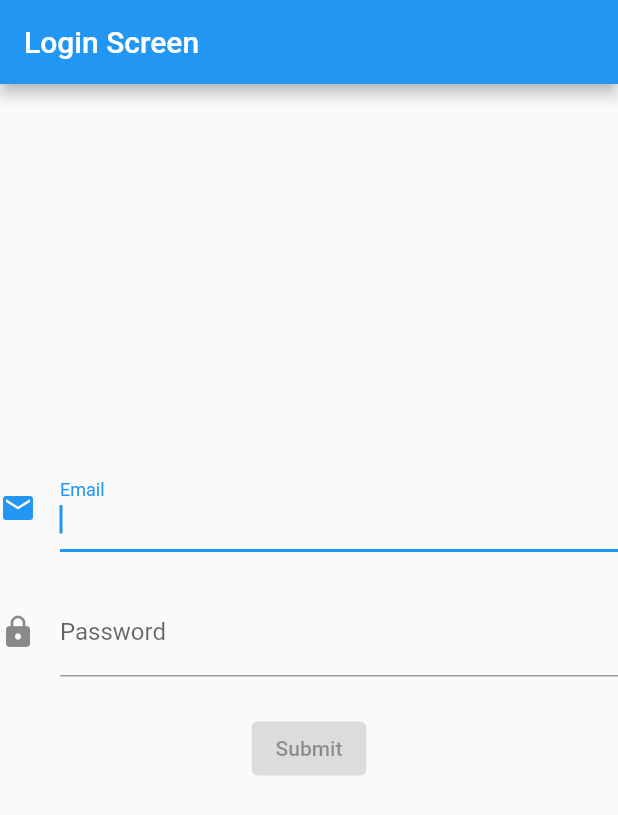
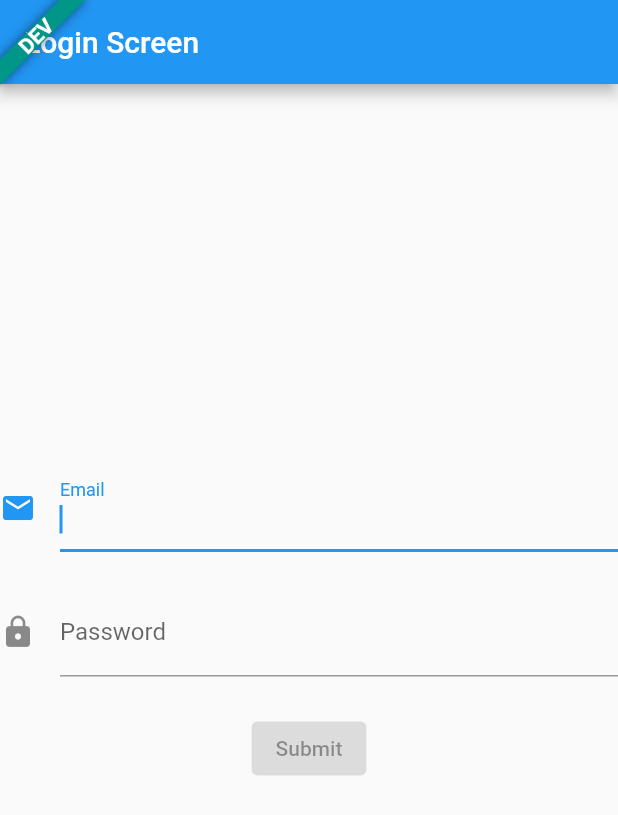
Before and after one commit to PhamMinhHaiAu-12035071/flutter_tdd_new, a Flutter app: the screen it shows after launch, on a phone screen of 412 x 824 dp. Shown: the top 815 px of the screen. Run offline on Flutter 3.47's test engine with Material 2 defaults, Android fonts, the phone set to English and light mode, and no system bars; our stand-ins replace bloc, dartz, equatable, flutter_bloc, formz, get_it and 1 more; missing offline and left inert: bloc_test, mocktail.

Commit message:
feat: handle custom banner

```diff
--- a/lib/configs/flavors/flavor_config.dart
+++ b/lib/configs/flavors/flavor_config.dart
@@ -1,3 +1,7 @@
+import 'dart:ui';
+
 abstract class FlavorConfig {
+  String get name;
+  Color get backgroundColor;
   String get baseUrl;
 }
--- a/lib/main.dart
+++ b/lib/main_dev.dart
@@ -34,7 +34,6 @@ class MyApp extends StatelessWidget {
   Widget build(BuildContext context) {
     return MaterialApp.router(
       title: 'Flutter Demo',
-      debugShowCheckedModeBanner: false,
       routeInformationParser: _routeInformationParser,
       routerDelegate: _routerDelegate,
     );
--- /dev/null
+++ b/lib/main_production.dart
@@ -0,0 +1,42 @@
+import 'package:flutter/material.dart';
+import 'package:flutter_bloc/flutter_bloc.dart';
+import 'package:flutter_tdd_new/configs/di/injection.dart';
+import 'package:flutter_tdd_new/configs/routers/e_route_information_parser.dart';
+import 'package:flutter_tdd_new/configs/routers/e_router_delegate.dart';
+import 'package:flutter_tdd_new/configs/routers/navigation_cubit.dart';
+import 'package:flutter_tdd_new/configs/routers/page_config.dart';
+import 'package:flutter_tdd_new/configs/url/url_strategy.dart';
+import 'package:flutter_tdd_new/constants/env.dart';
+
+Future<void> main({
+  String environment = Env.prod,
+  bool isAddUrlStrategy = true,
+}) async {
+  WidgetsFlutterBinding.ensureInitialized();
+  if (isAddUrlStrategy) {
+    usePathUrlStrategy();
+  }
+  await configureInjection(environment: environment);
+  BlocOverrides.runZoned(
+    () => runApp(MyApp()),
+  );
+}
+
+class MyApp extends StatelessWidget {
+  MyApp({Key? key}) : super(key: key);
+
+  final ERouteInformationParser _routeInformationParser =
+      ERouteInformationParser();
+  final ERouterDelegate _routerDelegate =
+      ERouterDelegate(cubit: NavigationCubit([PageConfig(location: '/')]));
+
+  @override
+  Widget build(BuildContext context) {
+    return MaterialApp.router(
+      title: 'Flutter Demo',
+      debugShowCheckedModeBanner: false,
+      routeInformationParser: _routeInformationParser,
+      routerDelegate: _routerDelegate,
+    );
+  }
+}
--- /dev/null
+++ b/lib/main_staging.dart
@@ -0,0 +1,42 @@
+import 'package:flutter/material.dart';
+import 'package:flutter_bloc/flutter_bloc.dart';
+import 'package:flutter_tdd_new/configs/di/injection.dart';
+import 'package:flutter_tdd_new/configs/routers/e_route_information_parser.dart';
+import 'package:flutter_tdd_new/configs/routers/e_router_delegate.dart';
+import 'package:flutter_tdd_new/configs/routers/navigation_cubit.dart';
+import 'package:flutter_tdd_new/configs/routers/page_config.dart';
+import 'package:flutter_tdd_new/configs/url/url_strategy.dart';
+import 'package:flutter_tdd_new/constants/env.dart';
+
+Future<void> main({
+  String environment = Env.prod,
+  bool isAddUrlStrategy = true,
+}) async {
+  WidgetsFlutterBinding.ensureInitialized();
+  if (isAddUrlStrategy) {
+    usePathUrlStrategy();
+  }
+  await configureInjection(environment: environment);
+  BlocOverrides.runZoned(
+        () => runApp(MyApp()),
+  );
+}
+
+class MyApp extends StatelessWidget {
+  MyApp({Key? key}) : super(key: key);
+
+  final ERouteInformationParser _routeInformationParser =
+  ERouteInformationParser();
+  final ERouterDelegate _routerDelegate =
+  ERouterDelegate(cubit: NavigationCubit([PageConfig(location: '/')]));
+
+  @override
+  Widget build(BuildContext context) {
+    return MaterialApp.router(
+      title: 'Flutter Demo',
+      debugShowCheckedModeBanner: false,
+      routeInformationParser: _routeInformationParser,
+      routerDelegate: _routerDelegate,
+    );
+  }
+}
--- a/lib/modules/auth/login/presentation/screens/login_screen.dart
+++ b/lib/modules/auth/login/presentation/screens/login_screen.dart
@@ -9,6 +9,7 @@ import 'package:flutter_tdd_new/modules/auth/login/presentation/widgets/email_in
 import 'package:flutter_tdd_new/modules/auth/login/presentation/widgets/login_button.dart';
 import 'package:flutter_tdd_new/modules/auth/login/presentation/widgets/password_input.dart';
 import 'package:flutter_tdd_new/modules/auth/login/presentation/widgets/text_error.dart';
+import 'package:flutter_tdd_new/shared/widgets/flavor_banner.dart';
 import 'package:formz/formz.dart';
 
 class LoginScreen extends EPage {
@@ -18,7 +19,18 @@ class LoginScreen extends EPage {
   Widget build(BuildContext context) {
     return BlocProvider(
       create: (_) => getIt<LoginFormBloc>(),
-      child: const LoginView(),
+      child: const LoginWithFlavorBanner(),
+    );
+  }
+}
+
+class LoginWithFlavorBanner extends StatelessWidget {
+  const LoginWithFlavorBanner({Key? key}) : super(key: key);
+
+  @override
+  Widget build(BuildContext context) {
+    return const FlavorBanner(
+      child: LoginView(),
     );
   }
 }
--- /dev/null
+++ b/lib/shared/widgets/flavor_banner.dart
@@ -0,0 +1,23 @@
+import 'package:flutter/material.dart';
+import 'package:flutter_tdd_new/configs/di/injection.dart';
+import 'package:flutter_tdd_new/configs/flavors/flavor_config.dart';
+import 'package:flutter_tdd_new/shared/widgets/text_banner.dart';
+
+class FlavorBanner extends StatelessWidget {
+  const FlavorBanner({Key? key, required this.child}) : super(key: key);
+
+  final Widget child;
+
+  @override
+  Widget build(BuildContext context) {
+    return Stack(
+      children: <Widget>[
+        child,
+        TextBanner(
+          name: getIt<FlavorConfig>().name,
+          backgroundColor: getIt<FlavorConfig>().backgroundColor,
+        ),
+      ],
+    );
+  }
+}
--- /dev/null
+++ b/lib/shared/widgets/text_banner.dart
@@ -0,0 +1,43 @@
+import 'package:flutter/material.dart';
+
+class TextBanner extends StatelessWidget {
+  const TextBanner({
+    Key? key,
+    double? width,
+    double? height,
+    TextStyle? textStyle,
+    required this.name,
+    required this.backgroundColor,
+  })  : width = width ?? 50.0,
+        height = height ?? 50.0,
+        textStyle = textStyle ??
+            const TextStyle(
+              fontSize: 14,
+              fontWeight: FontWeight.w600,
+              color: Colors.white,
+            ),
+        super(key: key);
+
+  final double? width;
+  final double? height;
+  final TextStyle? textStyle;
+  final String name;
+  final Color backgroundColor;
+  @override
+  Widget build(BuildContext context) {
+    return SizedBox(
+      width: width,
+      height: height,
+      child: CustomPaint(
+        painter: BannerPainter(
+          message: name,
+          textDirection: Directionality.of(context),
+          layoutDirection: Directionality.of(context),
+          location: BannerLocation.topStart,
+          color: backgroundColor,
+          textStyle: textStyle!,
+        ),
+      ),
+    );
+  }
+}
```
Also changed, not shown: lib/configs/flavors/impl/dev_flavor_config.dart (+7 -0 lines), 4 other files.
